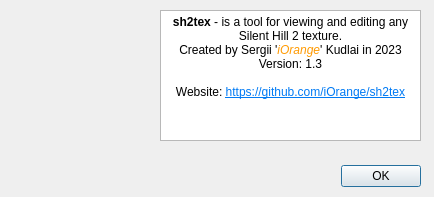
First picture: the form in src/ui/aboutdlg.ui, repository iOrange/sh2tex, before the edit.
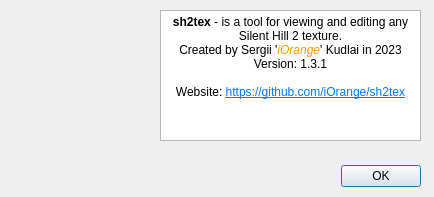
Second picture: the form after the edit. Icons and pictures are not drawn.

Patch:
```diff
--- a/src/ui/aboutdlg.ui
+++ b/src/ui/aboutdlg.ui
@@ -79,7 +79,7 @@
 &lt;/style&gt;&lt;/head&gt;&lt;body style=&quot; font-family:'Segoe UI'; font-size:9pt; font-weight:400; font-style:normal;&quot;&gt;
 &lt;p align=&quot;center&quot; style=&quot; margin-top:0px; margin-bottom:0px; margin-left:0px; margin-right:0px; -qt-block-indent:0; text-indent:0px;&quot;&gt;&lt;span style=&quot; font-weight:700;&quot;&gt;sh2tex&lt;/span&gt; - is a tool for viewing and editing any Silent Hill 2 texture.&lt;/p&gt;
 &lt;p align=&quot;center&quot; style=&quot; margin-top:0px; margin-bottom:0px; margin-left:0px; margin-right:0px; -qt-block-indent:0; text-indent:0px;&quot;&gt;Created by Sergii '&lt;span style=&quot; font-style:italic; color:#ff9900;&quot;&gt;iOrange&lt;/span&gt;' Kudlai in 2023&lt;/p&gt;
-&lt;p align=&quot;center&quot; style=&quot; margin-top:0px; margin-bottom:0px; margin-left:0px; margin-right:0px; -qt-block-indent:0; text-indent:0px;&quot;&gt;Version: 1.3&lt;br /&gt;&lt;/p&gt;
+&lt;p align=&quot;center&quot; style=&quot; margin-top:0px; margin-bottom:0px; margin-left:0px; margin-right:0px; -qt-block-indent:0; text-indent:0px;&quot;&gt;Version: 1.3.1&lt;br /&gt;&lt;/p&gt;
 &lt;p align=&quot;center&quot; style=&quot; margin-top:0px; margin-bottom:0px; margin-left:0px; margin-right:0px; -qt-block-indent:0; text-indent:0px;&quot;&gt;Website: &lt;a href=&quot;https://github.com/iOrange/sh2tex&quot;&gt;&lt;span style=&quot; text-decoration: underline; color:#007af4;&quot;&gt;https://github.com/iOrange/sh2tex&lt;/span&gt;&lt;/a&gt;&lt;/p&gt;&lt;/body&gt;&lt;/html&gt;</string>
    </property>
    <property name="openExternalLinks">
```
